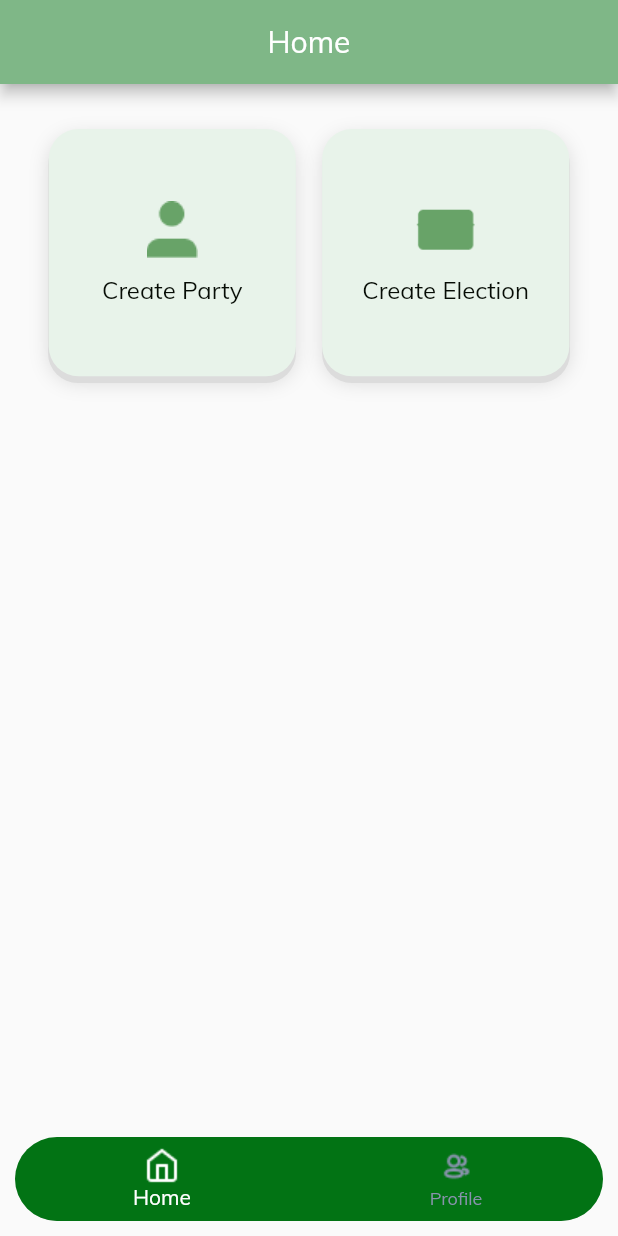
After one commit to codewithumar/E_Voting, a Flutter app: the Dashboard screen opened directly, on a phone screen of 412 x 824 dp. The commit adds this screen. Run offline on Flutter 3.47's test engine with Material 2 defaults, Android fonts, the phone set to English and light mode, and no system bars; our stand-ins replace cloud_firestore, email_validator, file_picker, firebase_auth, firebase_core, firebase_storage and 1 more; accounts and stored records are empty.

Commit message:
designing homepage ui

```diff
--- a/lib/main.dart
+++ b/lib/main.dart
@@ -1,3 +1,4 @@
+import 'package:e_voting/screens/splash_screen.dart';
 import 'package:flutter/material.dart';
 
 import 'firebase_options.dart';
@@ -5,7 +6,7 @@ import 'package:provider/provider.dart';
 import 'package:firebase_core/firebase_core.dart';
 
 import 'package:e_voting/utils/constants.dart';
-import 'package:e_voting/screens/splash_screen.dart';
+
 import 'package:e_voting/providers/firebase_auth_provider.dart';
 
 Future<void> main() async {
--- /dev/null
+++ b/lib/screens/admin_home_screen.dart
@@ -0,0 +1,28 @@
+import 'package:e_voting/utils/constants.dart';
+import 'package:e_voting/widgets/button.dart';
+import 'package:flutter/material.dart';
+
+class AdminHomeScreen extends StatelessWidget {
+  const AdminHomeScreen({super.key});
+
+  @override
+  Widget build(BuildContext context) {
+    return Scaffold(
+      appBar: AppBar(
+        title: const Text("Home"),
+        centerTitle: true,
+        backgroundColor: Constants.lightGreen,
+      ),
+      body: Padding(
+        padding: const EdgeInsets.fromLTRB(15, 30, 15, 10),
+        child: Row(
+          mainAxisAlignment: MainAxisAlignment.spaceEvenly,
+          children: [
+            AdminScreenButton("party", "Create Party"),
+            AdminScreenButton("election", "Create Election"),
+          ],
+        ),
+      ),
+    );
+  }
+}
--- a/lib/screens/create_profile_screen.dart
+++ b/lib/screens/create_profile_screen.dart
@@ -2,6 +2,8 @@
 
 import 'dart:io';
 import 'dart:developer';
+
+import 'package:e_voting/screens/dashboard.dart';
 import 'package:flutter/material.dart';
 
 import 'package:firebase_auth/firebase_auth.dart';
@@ -14,7 +16,7 @@ import 'package:e_voting/utils/constants.dart';
 import 'package:e_voting/widgets/input_field.dart';
 import 'package:e_voting/widgets/snackbar.dart';
 import 'package:e_voting/models/user_data.dart';
-import 'package:e_voting/screens/profile_screen.dart';
+
 import 'package:e_voting/screens/signup_screen.dart';
 import 'package:e_voting/services/firestore_service.dart';
 import 'package:e_voting/widgets/signup_login_button.dart';
@@ -282,7 +284,7 @@ class _CreateProfileStreamState extends State<CreateProfileStream> {
     });
     Navigator.of(context).pushAndRemoveUntil(
         MaterialPageRoute(
-          builder: (context) => const Profile(),
+          builder: (context) => const Dashboard(),
         ),
         (route) => false);
   }
--- /dev/null
+++ b/lib/screens/dashboard.dart
@@ -0,0 +1,75 @@
+// ignore_for_file: file_names
+
+import 'package:e_voting/screens/admin_home_screen.dart';
+import 'package:flutter/material.dart';
+
+import 'package:e_voting/utils/constants.dart';
+import 'package:e_voting/screens/profile_screen.dart';
+
+class Dashboard extends StatefulWidget {
+  const Dashboard({Key? key}) : super(key: key);
+
+  @override
+  State<Dashboard> createState() => _DashboardState();
+}
+
+class _DashboardState extends State<Dashboard> {
+  static List<Widget> widgetOptions = <Widget>[
+    const AdminHomeScreen(),
+    const Profile(),
+  ];
+
+  int _selectedIndex = 0;
+  void _onItemTapped(int index) {
+    setState(() {
+      _selectedIndex = index;
+    });
+  }
+
+  @override
+  Widget build(BuildContext context) {
+    return Scaffold(
+      body: widgetOptions.elementAt(_selectedIndex),
+      bottomNavigationBar: Container(
+        margin: const EdgeInsets.all(10),
+        decoration: const BoxDecoration(
+          borderRadius: BorderRadius.only(
+            topRight: Radius.circular(30),
+            topLeft: Radius.circular(30),
+            bottomLeft: Radius.circular(30.0),
+            bottomRight: Radius.circular(30.0),
+          ),
+        ),
+        child: ClipRRect(
+          borderRadius: const BorderRadius.only(
+            topLeft: Radius.circular(30.0),
+            topRight: Radius.circular(30.0),
+            bottomLeft: Radius.circular(30.0),
+            bottomRight: Radius.circular(30.0),
+          ),
+          child: BottomNavigationBar(
+            items: const [
+              BottomNavigationBarItem(
+                icon: ImageIcon(
+                  AssetImage("assets/images/icons/home.png"),
+                ),
+                label: 'Home',
+              ),
+              BottomNavigationBarItem(
+                icon: ImageIcon(
+                  AssetImage("assets/images/icons/profileicon.png"),
+                ),
+                label: 'Profile',
+              ),
+            ],
+            currentIndex: _selectedIndex,
+            backgroundColor: Constants.primarycolor,
+            selectedItemColor: Constants.textcolor,
+            unselectedItemColor: Constants.greyColor,
+            onTap: _onItemTapped,
+          ),
+        ),
+      ),
+    );
+  }
+}
--- a/lib/screens/homepage_screen.dart
+++ /dev/null
@@ -1,65 +0,0 @@
-import 'package:flutter/material.dart';
-
-import 'package:e_voting/utils/constants.dart';
-import 'package:e_voting/screens/profile_screen.dart';
-
-class Homepage extends StatefulWidget {
-  const Homepage({Key? key}) : super(key: key);
-
-  @override
-  State<Homepage> createState() => _HomepageState();
-}
-
-class _HomepageState extends State<Homepage> {
-  static List<Widget> widgetOptions = <Widget>[
-    const Profile(),
-  ];
-
-  int _selectedIndex = 0;
-  void _onItemTapped(int index) {
-    setState(() {
-      _selectedIndex = index;
-    });
-  }
-
-  @override
-  Widget build(BuildContext context) {
-    return Scaffold(
-      body: widgetOptions.elementAt(_selectedIndex),
-      bottomNavigationBar: Container(
-        margin: const EdgeInsets.all(10),
-        decoration: BoxDecoration(
-          border: Border.all(),
-          borderRadius: const BorderRadius.all(Radius.circular(100)),
-        ),
-        child: BottomNavigationBar(
-          backgroundColor: Constants.primarycolor,
-          unselectedItemColor: Colors.white.withOpacity(0.7),
-          items: const [
-            BottomNavigationBarItem(
-              icon: ImageIcon(
-                AssetImage("assets/images/icons/dashboard.png"),
-              ),
-              label: 'Dashboard',
-            ),
-            BottomNavigationBarItem(
-              icon: ImageIcon(
-                AssetImage("assets/images/icons/reports.png"),
-              ),
-              label: 'Reports',
-            ),
-            BottomNavigationBarItem(
-              icon: ImageIcon(
-                AssetImage("assets/images/icons/profile.png"),
-              ),
-              label: 'Profile',
-            ),
-          ],
-          currentIndex: _selectedIndex,
-          selectedItemColor: Colors.white,
-          onTap: _onItemTapped,
-        ),
-      ),
-    );
-  }
-}
--- a/lib/screens/login_screen.dart
+++ b/lib/screens/login_screen.dart
@@ -3,14 +3,15 @@ import 'package:flutter/material.dart';
 import 'package:provider/provider.dart';
 import 'package:fluttertoast/fluttertoast.dart';
 
-import 'package:e_voting/providers/firebase_auth_provider.dart';
+import 'package:e_voting/widgets/toast.dart';
+import 'package:e_voting/screens/dashboard.dart';
 import 'package:e_voting/widgets/password_field.dart';
-import 'package:e_voting/widgets/toast.dart';
-import 'package:e_voting/screens/profile_screen.dart';
-import 'package:e_voting/widgets/signup_login_button.dart';
-import 'package:e_voting/screens/signup_screen.dart';
+
 import 'package:e_voting/utils/constants.dart';
 import 'package:e_voting/widgets/input_field.dart';
+import 'package:e_voting/screens/signup_screen.dart';
+import 'package:e_voting/widgets/signup_login_button.dart';
+import 'package:e_voting/providers/firebase_auth_provider.dart';
 
 class LoginScreen extends StatefulWidget {
   const LoginScreen({super.key});
@@ -172,7 +173,7 @@ class _LoginScreenState extends State<LoginScreen> {
 
     Navigator.of(context).pushReplacement(
       MaterialPageRoute(
-        builder: (context) => const Profile(),
+        builder: (context) => const Dashboard(),
       ),
     );
   }
--- a/lib/screens/profile_screen.dart
+++ b/lib/screens/profile_screen.dart
@@ -131,6 +131,7 @@ class ProfileStreamState extends State<ProfileStream> {
   @override
   Widget build(BuildContext context) {
     return SingleChildScrollView(
+      keyboardDismissBehavior: ScrollViewKeyboardDismissBehavior.onDrag,
       child: Padding(
         padding: const EdgeInsets.all(16),
         child: SizedBox(
--- a/lib/screens/splash_screen.dart
+++ b/lib/screens/splash_screen.dart
@@ -1,8 +1,9 @@
+import 'package:e_voting/screens/Dashboard.dart';
 import 'package:flutter/material.dart';
 
 import 'package:e_voting/utils/constants.dart';
 import 'package:e_voting/screens/login_screen.dart';
-import 'package:e_voting/screens/profile_screen.dart';
+
 import 'package:e_voting/services/firebase_auth_service.dart';
 
 class SplashScreen extends StatefulWidget {
@@ -61,7 +62,7 @@ class _SplashScreenState extends State<SplashScreen> {
         context,
         MaterialPageRoute(
           builder: (context) =>
-              (auth.user == null) ? const LoginScreen() : const Profile(),
+              (auth.user == null) ? const LoginScreen() : const Dashboard(),
         ),
       );
     });
--- a/lib/utils/constants.dart
+++ b/lib/utils/constants.dart
@@ -4,12 +4,14 @@ class Constants {
   static const appname = 'E-Voting';
 
   static const primarycolor = Color(0xFF027314);
+  static const lightGreen = Color(0xFF7FB787);
+  static const greensnackbarColor = Color(0xff2DD36F);
+  static const adminScreenButtonColor = Color(0xffE8F3EA);
   static const buttontextcolor = Color(0xFFFBFAFA);
   static const greyColor = Color(0xFF8893AC);
-  static const lightGreen = Color(0xFF7FB787);
-  static const greensnackbarColor = Color(0xff2DD36F);
   static const redsnackbarColor = Color(0xffFF3939);
   static const yellowsnackbarColor = Color(0xffFFC409);
   static const textcolor = Color(0xffffffff);
   static const errorcolor = Color(0xffff0000);
+  static const adminiconcolor = Color(0xff68A368);
 }
--- /dev/null
+++ b/lib/widgets/button.dart
@@ -0,0 +1,56 @@
+// ignore_for_file: must_be_immutable
+
+import 'package:flutter/material.dart';
+
+import 'package:e_voting/utils/constants.dart';
+
+class AdminScreenButton extends StatelessWidget {
+  AdminScreenButton(this.iconname, this.text, {super.key});
+  String iconname;
+  String text;
+  @override
+  Widget build(BuildContext context) {
+    final height = MediaQuery.of(context).size.height;
+    final width = MediaQuery.of(context).size.width;
+    return SafeArea(
+      child: Container(
+        decoration: const BoxDecoration(
+          boxShadow: [
+            BoxShadow(
+              color: Colors.black12,
+              blurRadius: 10,
+              offset: Offset(0, 4),
+              blurStyle: BlurStyle.solid,
+            ),
+          ],
+          color: Constants.adminScreenButtonColor,
+          borderRadius: BorderRadius.all(
+            Radius.circular(20.0),
+          ),
+        ),
+        height: height * .2,
+        width: width * .4,
+        child: Center(
+          child: Column(
+            mainAxisAlignment: MainAxisAlignment.center,
+            children: [
+              ImageIcon(
+                AssetImage("assets/images/icons/$iconname.png"),
+                color: Constants.adminiconcolor,
+                size: 40,
+              ),
+              const SizedBox(height: 10.5),
+              Text(
+                text,
+                style: const TextStyle(
+                  color: Color(0xff060C05),
+                  fontSize: 16,
+                ),
+              ),
+            ],
+          ),
+        ),
+      ),
+    );
+  }
+}
```
Also changed, not shown: assets/images/icons/dashboard.png (deleted), assets/images/icons/election.png (added), assets/images/icons/home.png (added), assets/images/icons/party.png (added), assets/images/icons/profile.png (deleted), assets/images/icons/profileicon.png (added).
